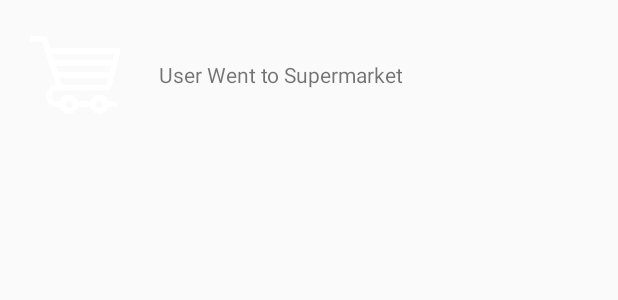
After one commit to hksapp/Shoppie, an Android app: the layout notification_ui.xml on its own in the app's theme, with its tools: preview values and no code run, on a phone screen of 412 x 824 dp. The commit adds this screen. Shown: the top 300 px of the screen. Run offline under Robolectric (Android 15) with nearby library versions, the phone set to English and light mode, and no system bars.

Commit message:
Notifications fragment functionality is done!

```diff
--- a/app/src/main/java/com/hkapps/shoppie/DetailGroceryList.java
+++ b/app/src/main/java/com/hkapps/shoppie/DetailGroceryList.java
@@ -188,7 +188,7 @@ done_shopping.setVisibility(View.VISIBLE);
 
                                 final DatabaseReference notifyTheUserRef = FirebaseDatabase.getInstance().getReference().child("Users").child(dp.getKey().toString()).child("Notifications");
 
-                                notifyTheUserRef.orderByChild("current_list_id").equalTo(DetailGroceryList.pushid).addValueEventListener(new ValueEventListener() {
+                                notifyTheUserRef.orderByChild("current_list_id").equalTo(DetailGroceryList.pushid).addListenerForSingleValueEvent(new ValueEventListener() {
                                     @Override
                                     public void onDataChange(DataSnapshot dataSnapshot) {
 
--- a/app/src/main/java/com/hkapps/shoppie/ShoppieFragment.java
+++ b/app/src/main/java/com/hkapps/shoppie/ShoppieFragment.java
@@ -28,7 +28,7 @@ public class ShoppieFragment extends Fragment {
     public View onCreateView(LayoutInflater inflater, ViewGroup container,
                              Bundle savedInstanceState) {
         // Inflate the layout for this fragment
-        View rootview = inflater.inflate(R.layout.fragment_one, container, false);
+        View rootview = inflater.inflate(R.layout.fragment_shoppie, container, false);
 
 
         groceries_button = (Button) rootview.findViewById(R.id.groceries_button);
--- /dev/null
+++ b/app/src/main/res/layout/notification_ui.xml
@@ -0,0 +1,27 @@
+<?xml version="1.0" encoding="utf-8"?>
+<LinearLayout xmlns:android="http://schemas.android.com/apk/res/android"
+    android:layout_width="match_parent"
+    android:layout_height="100dp"
+    android:gravity="center"
+    android:id="@+id/notif_layout"
+    android:orientation="horizontal">
+
+    <ImageView
+        android:layout_width="0dp"
+        android:layout_height="wrap_content"
+        android:id="@+id/notif_img"
+        android:layout_weight="1"
+        android:src="@drawable/trlly"
+
+        />
+
+    <TextView
+
+        android:layout_width="0dp"
+        android:layout_weight="3"
+        android:layout_margin="6dp"
+        android:id="@+id/notif_txt"
+        android:layout_height="wrap_content"
+        android:text="User Went to Supermarket"/>
+
+</LinearLayout>
```
Also changed, not shown: app/src/main/java/com/hkapps/shoppie/MainActivity.java (+7 -5 lines), app/src/main/java/com/hkapps/shoppie/NotificationAdapter.java (added, +63 -0 lines), app/src/main/java/com/hkapps/shoppie/NotificationFragment.java (+27 -2 lines), app/src/main/java/com/hkapps/shoppie/NotificationHolder.java (added, +28 -0 lines), app/src/main/java/com/hkapps/shoppie/NotificationObject.java (added, +51 -0 lines), app/src/main/res/layout/fragment_notification.xml (renamed from app/src/main/res/layout/fragment_profile.xml, +6 -3 lines), app/src/main/res/layout/fragment_shoppie.xml (renamed from app/src/main/res/layout/fragment_one.xml).
